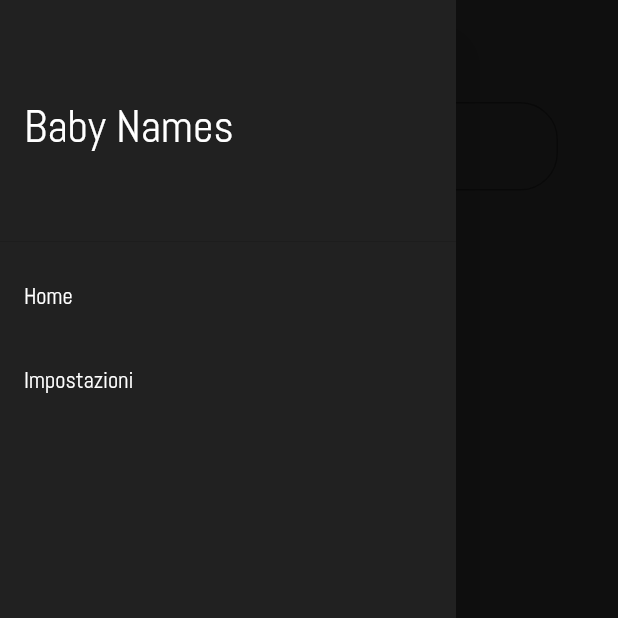
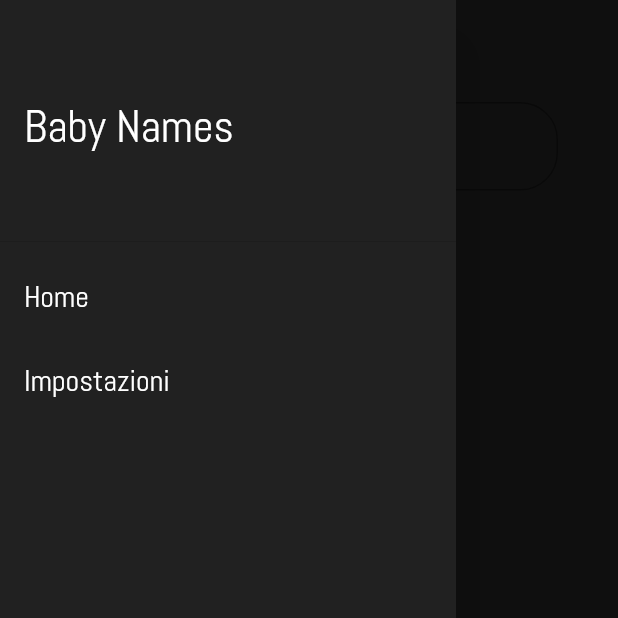
Before and after one commit to SymonRod/Baby_Names, a Flutter app: the screen it shows after launch, with the side drawer open, on a phone screen of 412 x 824 dp, the top half of it. Run offline on Flutter 3.47's test engine with Material 2 defaults, Android fonts, the phone set to English and light mode, and no system bars; Roboto replaces fonts that are missing (Montserrat).

Commit message:
Aumentato font nel drawer

```diff
--- a/lib/home/SideNavBar.dart
+++ b/lib/home/SideNavBar.dart
@@ -28,7 +28,7 @@ class SideNavBar extends StatelessWidget {
               style: TextStyle(
                 color: Colors.white,
                 fontFamily: 'Abel',
-                fontSize: 15,
+                fontSize: 20,
               ),
             ),
             onTap: () {
@@ -41,7 +41,7 @@ class SideNavBar extends StatelessWidget {
               style: TextStyle(
                 color: Colors.white,
                 fontFamily: 'Abel',
-                fontSize: 15,
+                fontSize: 20,
               ),
             ),
             onTap: () {
```
